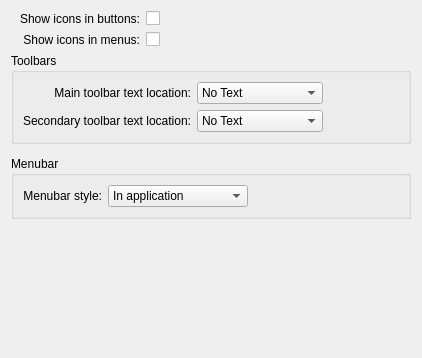
Before: the Qt Designer form kcms/style/finetuning.ui in Sonic-DE/sonic-desktop-interface, drawn with Qt 5.
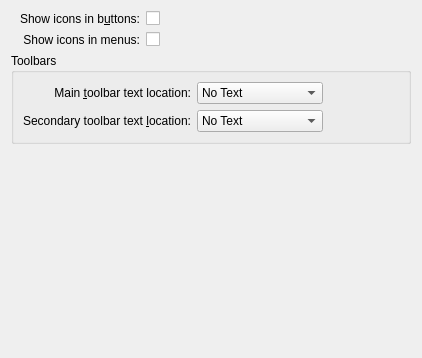
After: the same form once the commit is applied. Custom widgets are drawn as their Qt base class.

Commit message:
remove menubar settings
Summary:
global menu automatically enables itself when there is a visualization present
drop the settings kcm altogether
Depends on D9215 and D9216

Test Plan: kcm loads and works correctly without the setting visible anymore

Reviewers: #plasma, davidedmundson

Reviewed By: #plasma, davidedmundson

Subscribers: ngraham, plasma-devel

Tags: #plasma

Patch:
```diff
--- a/kcms/style/finetuning.ui
+++ b/kcms/style/finetuning.ui
@@ -25,7 +25,7 @@
      </property>
     </widget>
    </item>
-   <item row="5" column="0">
+   <item row="3" column="0">
     <spacer name="verticalSpacer">
      <property name="orientation">
       <enum>Qt::Vertical</enum>
@@ -41,7 +41,7 @@
    <item row="0" column="0">
     <widget class="QLabel" name="label_3">
      <property name="text">
-      <string>Show icons in buttons:</string>
+      <string>Show icons in b&amp;uttons:</string>
      </property>
      <property name="alignment">
       <set>Qt::AlignRight|Qt::AlignTrailing|Qt::AlignVCenter</set>
@@ -60,7 +60,7 @@
       <item row="0" column="0">
        <widget class="QLabel" name="label">
         <property name="text">
-         <string>Main toolbar text location:</string>
+         <string>Main &amp;toolbar text location:</string>
         </property>
         <property name="alignment">
          <set>Qt::AlignRight|Qt::AlignTrailing|Qt::AlignVCenter</set>
@@ -97,7 +97,7 @@
       <item row="1" column="0">
        <widget class="QLabel" name="label_2">
         <property name="text">
-         <string>Secondary toolbar text location:</string>
+         <string>Secondary toolbar text &amp;location:</string>
         </property>
         <property name="alignment">
          <set>Qt::AlignRight|Qt::AlignTrailing|Qt::AlignVCenter</set>
@@ -147,60 +147,6 @@
      </layout>
     </widget>
    </item>
-   <item row="4" column="0" colspan="3">
-    <widget class="QGroupBox" name="menubarBox">
-     <property name="title">
-      <string>Menubar</string>
-     </property>
-     <layout class="QGridLayout" name="gridLayout1">
-      <item row="0" column="0">
-       <widget class="QLabel" name="labelMenubarStyle">
-        <property name="text">
-         <string>Menubar style:</string>
-        </property>
-        <property name="alignment">
-         <set>Qt::AlignRight|Qt::AlignTrailing|Qt::AlignVCenter</set>
-        </property>
-        <property name="buddy">
-         <cstring>comboMenubarStyle</cstring>
-        </property>
-       </widget>
-      </item>
-      <item row="0" column="1">
-       <widget class="KComboBox" name="comboMenubarStyle">
-        <item>
-         <property name="text">
-          <string>In application</string>
-         </property>
-        </item>
-        <item>
-         <property name="text">
-          <string>Title bar button</string>
-         </property>
-        </item>
-        <item>
-         <property name="text">
-          <string>Global Menu widget</string>
-         </property>
-        </item>
-       </widget>
-      </item>
-      <item row="0" column="2">
-       <spacer name="horizontalSpacer_3">
-        <property name="orientation">
-         <enum>Qt::Horizontal</enum>
-        </property>
-        <property name="sizeHint" stdset="0">
-         <size>
-          <width>40</width>
-          <height>20</height>
-         </size>
-        </property>
-       </spacer>
-      </item>
-     </layout>
-    </widget>
-   </item>
    <item row="1" column="0">
     <widget class="QLabel" name="label_5">
      <property name="text">
@@ -214,9 +160,6 @@
      </property>
     </widget>
    </item>
-   <item row="3" column="0">
-    <widget class="KMessageWidget" name="menuBarMessageWidget" native="true"/>
-   </item>
   </layout>
  </widget>
  <customwidgets>
@@ -225,11 +168,6 @@
    <extends>QComboBox</extends>
    <header>kcombobox.h</header>
   </customwidget>
-  <customwidget>
-   <class>KMessageWidget</class>
-   <extends>QFrame</extends>
-   <header>kmessagewidget.h</header>
-  </customwidget>
  </customwidgets>
  <resources/>
  <connections/>
```
The commit also changes 1 other file.
